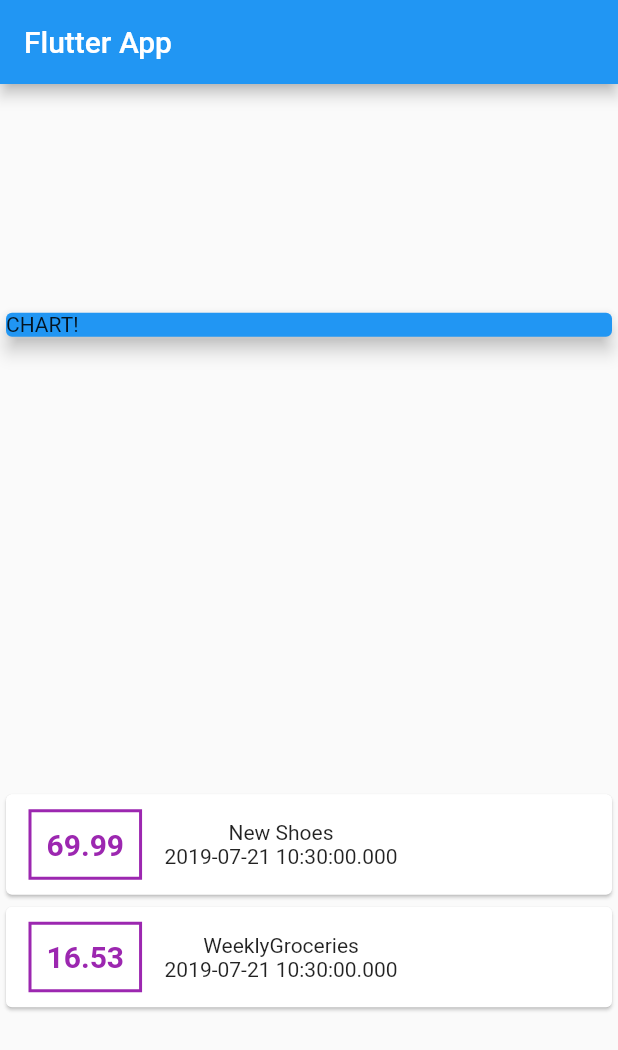
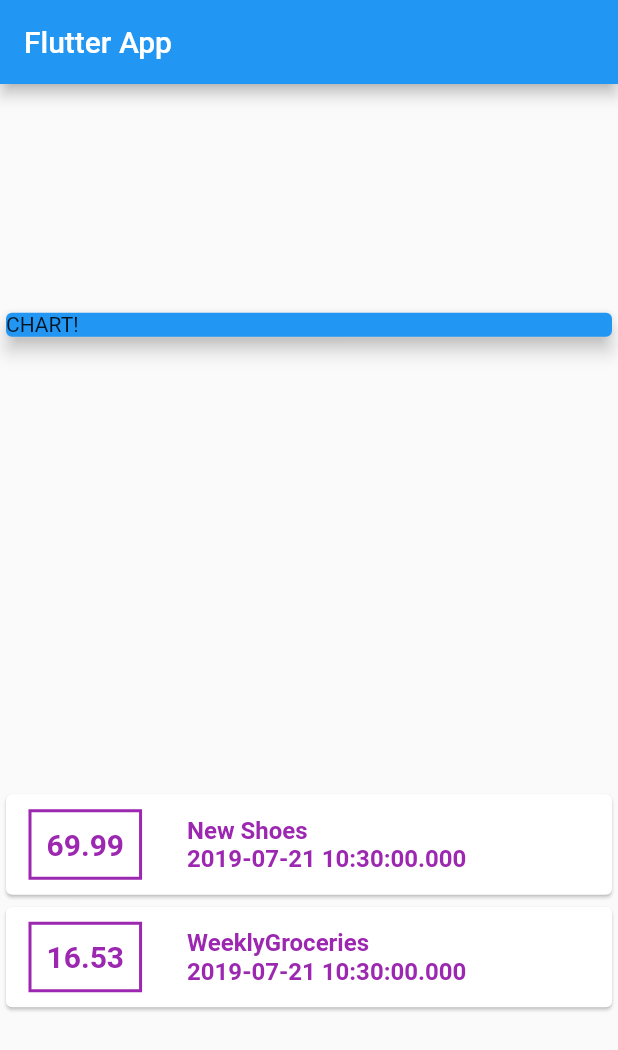
Before and after one commit to sthprashant/personal_expenses_app, a Flutter app: the screen it shows after launch, on a phone screen of 412 x 824 dp. Shown: the top 1050 px of the screen. Run offline on Flutter 3.47's test engine with Material 2 defaults, Android fonts, the phone set to English and light mode, and no system bars.

Commit message:
add similar styling to test exercise

```diff
--- a/lib/main.dart
+++ b/lib/main.dart
@@ -71,15 +71,35 @@ class MyHomePage extends StatelessWidget {
                         fontWeight: FontWeight.bold,
                         fontSize: 20,
                         color: Colors.purple,
-
                       ),
                     ),
                   ),
-                  Column(
-                    children: <Widget>[
-                      Text(tx.title),
-                      Text(tx.date.toString())
-                    ],
+                  Container(
+                    margin: EdgeInsets.symmetric(
+                      vertical: 10,
+                      horizontal: 15,
+                    ),
+                    child: Column(
+                      crossAxisAlignment: CrossAxisAlignment.start,
+                      children: <Widget>[
+                        Text(
+                          tx.title,
+                          style: TextStyle(
+                            color: Colors.purple,
+                            fontSize: 16,
+                            fontWeight: FontWeight.bold,
+                          ),
+                        ),
+                        Text(
+                          tx.date.toString(),
+                          style: TextStyle(
+                            color: Colors.purple,
+                            fontSize: 16,
+                            fontWeight: FontWeight.bold,
+                          ),
+                        )
+                      ],
+                    ),
                   )
                 ],
               ),
```
